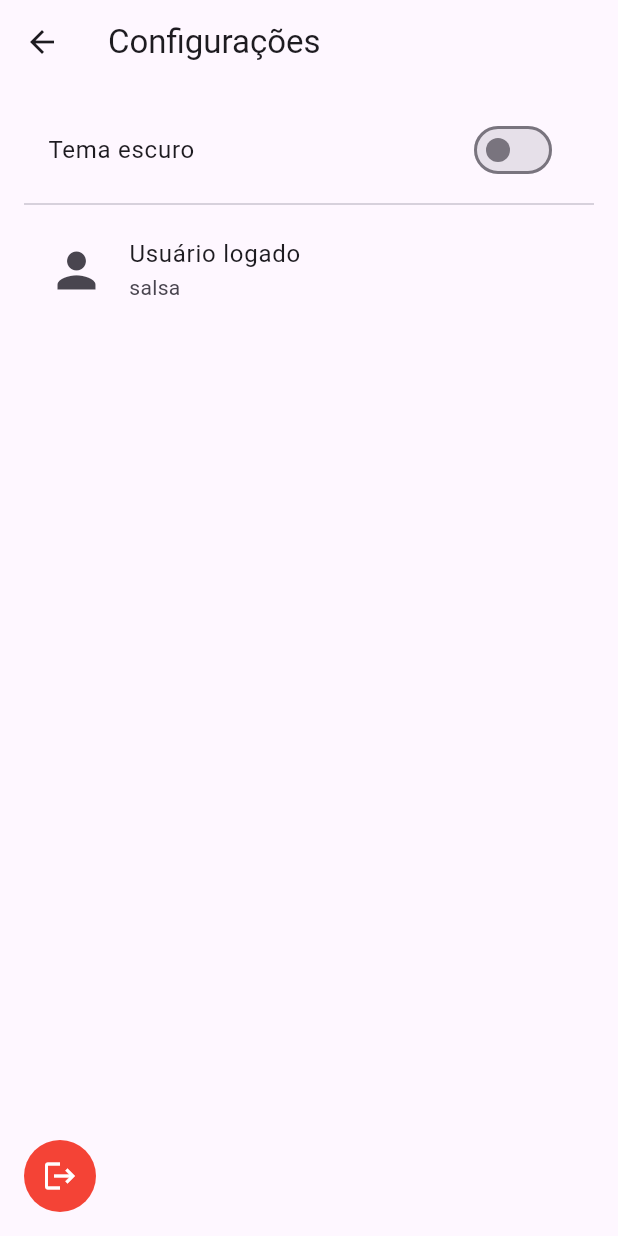
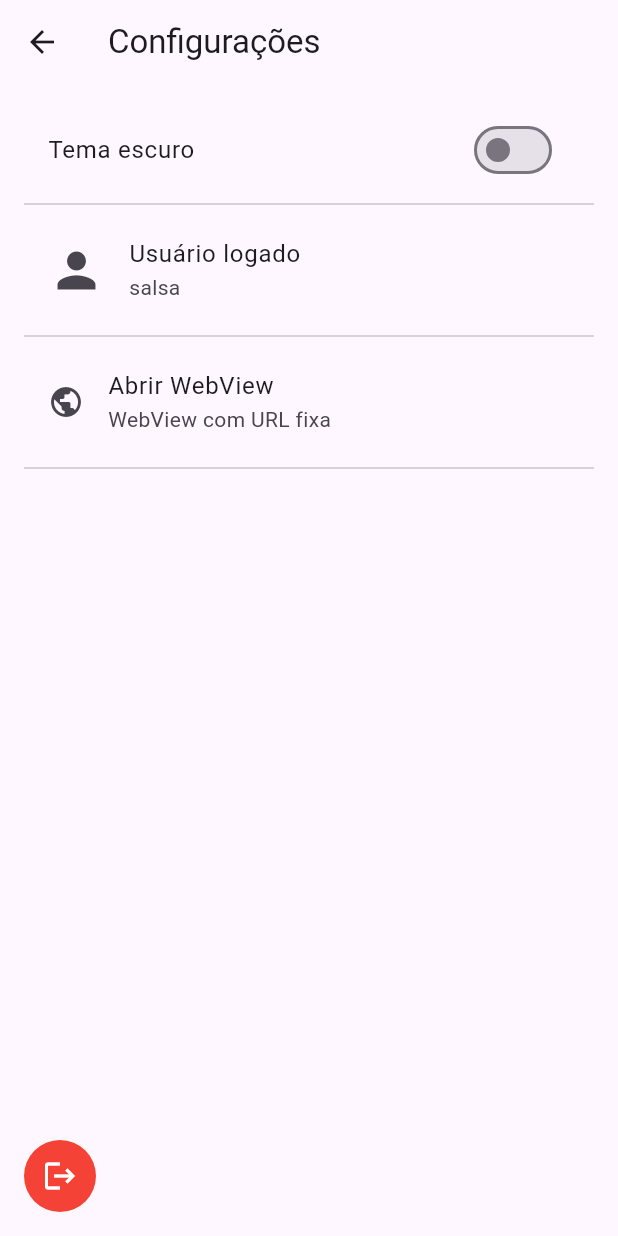
Before and after one commit to gitpaulosouza/salsa_bet, a Flutter app: the SettingsPage screen opened by its route, on a phone screen of 412 x 824 dp. Run offline on Flutter 3.47's test engine with Material 3 defaults, Android fonts, the phone set to English and light mode, and no system bars; our stand-ins replace flutter_mobx, get_it, go_router, hive, hive_flutter, mobx and 1 more; accounts and stored records are empty; generated files the repository leaves out were written again.

Commit message:
feat(settings): add ListTile to open WebView page

```diff
--- a/lib/ui/settings/settings_page.dart
+++ b/lib/ui/settings/settings_page.dart
@@ -40,6 +40,14 @@ class SettingsPage extends StatelessWidget {
                   subtitle: Text('salsa'),
                   leading: Icon(Icons.person, size: 38),
                 ),
+                const Divider(),
+                ListTile(
+                  leading: const Icon(Icons.public),
+                  title: const Text('Abrir WebView'),
+                  subtitle: const Text('WebView com URL fixa'),
+                  onTap: () => context.push('/webview'),
+                ),
+                const Divider(),
                 Expanded(
                   child: Align(
                     alignment: Alignment.bottomLeft,
```
